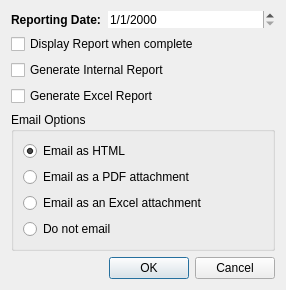
Before: the Qt Designer form plugins/includes/dialogNotesArchiveOptions.ui in kestermckinney/ProjectNotes, drawn with Qt 5.
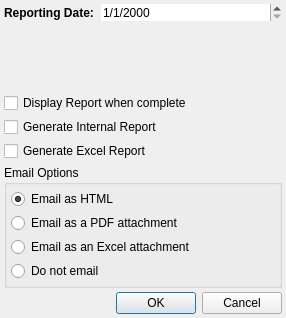
After: the same form once the commit is applied.

```diff
--- a/plugins/includes/dialogNotesArchiveOptions.ui
+++ b/plugins/includes/dialogNotesArchiveOptions.ui
@@ -7,13 +7,28 @@
     <x>0</x>
     <y>0</y>
     <width>286</width>
-    <height>266</height>
+    <height>318</height>
    </rect>
   </property>
   <property name="windowTitle">
    <string>Archive Notes</string>
   </property>
   <layout class="QVBoxLayout" name="verticalLayout_2">
+   <property name="spacing">
+    <number>4</number>
+   </property>
+   <property name="leftMargin">
+    <number>4</number>
+   </property>
+   <property name="topMargin">
+    <number>4</number>
+   </property>
+   <property name="rightMargin">
+    <number>4</number>
+   </property>
+   <property name="bottomMargin">
+    <number>4</number>
+   </property>
    <item>
     <layout class="QFormLayout" name="formLayout_2">
      <property name="sizeConstraint">
@@ -51,7 +66,6 @@
       <widget class="QLabel" name="m_staticTextRptDateNotes">
        <property name="font">
         <font>
-         <weight>75</weight>
          <bold>true</bold>
         </font>
        </property>
@@ -89,6 +103,21 @@
       <string>Email Options</string>
      </property>
      <layout class="QVBoxLayout" name="verticalLayout">
+      <property name="spacing">
+       <number>4</number>
+      </property>
+      <property name="leftMargin">
+       <number>4</number>
+      </property>
+      <property name="topMargin">
+       <number>4</number>
+      </property>
+      <property name="rightMargin">
+       <number>4</number>
+      </property>
+      <property name="bottomMargin">
+       <number>4</number>
+      </property>
       <item>
        <widget class="QRadioButton" name="m_radioBoxEmailAsHTML">
         <property name="text">
```
